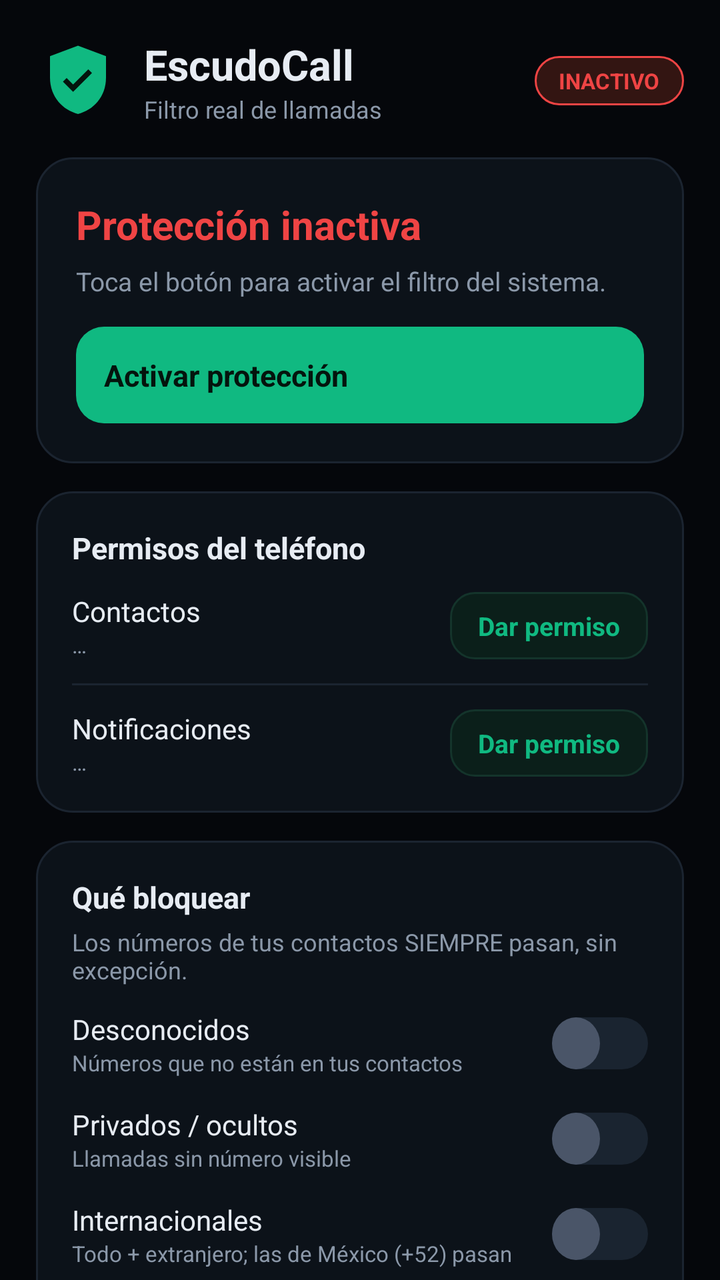
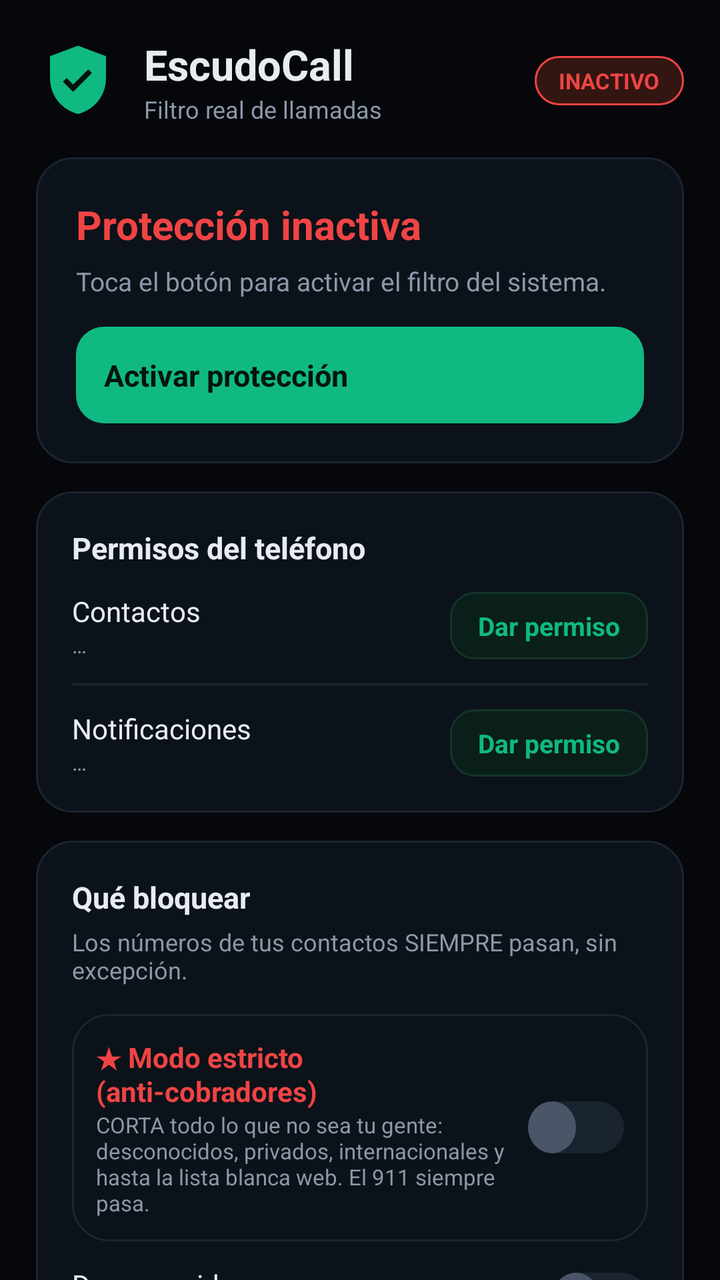

The first picture is an Android layout as it rendered before a commit; the second is the same layout after the commit. The layout source and the unified diff follow.
<!-- AndroidManifest.xml: application theme AppTheme -->
<!-- res/layout/activity_main.xml -->
<?xml version="1.0" encoding="utf-8"?>
<ScrollView xmlns:android="http://schemas.android.com/apk/res/android"
    android:layout_width="match_parent"
    android:layout_height="match_parent"
    android:background="@color/bg"
    android:fillViewport="true"
    android:scrollbars="none">

    <LinearLayout
        android:layout_width="match_parent"
        android:layout_height="wrap_content"
        android:orientation="vertical"
        android:padding="18dp">

        
        <LinearLayout
            android:layout_width="match_parent"
            android:layout_height="wrap_content"
            android:gravity="center_vertical"
            android:orientation="horizontal">

            <ImageView
                android:layout_width="42dp"
                android:layout_height="42dp"
                android:contentDescription="@string/app_name"
                android:src="@drawable/ic_shield" />

            <LinearLayout
                android:layout_width="0dp"
                android:layout_height="wrap_content"
                android:layout_marginStart="12dp"
                android:layout_weight="1"
                android:orientation="vertical">

                <TextView
                    android:layout_width="wrap_content"
                    android:layout_height="wrap_content"
                    android:text="EscudoCall"
                    android:textColor="@color/text"
                    android:textSize="21sp"
                    android:textStyle="bold" />

                <TextView
                    android:layout_width="wrap_content"
                    android:layout_height="wrap_content"
                    android:text="Filtro real de llamadas"
                    android:textColor="@color/muted"
                    android:textSize="12sp" />
            </LinearLayout>

            <TextView
                android:id="@+id/statusChip"
                android:layout_width="wrap_content"
                android:layout_height="wrap_content"
                android:background="@drawable/bg_chip_off"
                android:paddingStart="12dp"
                android:paddingTop="5dp"
                android:paddingEnd="12dp"
                android:paddingBottom="5dp"
                android:text="INACTIVO"
                android:textColor="@color/red"
                android:textSize="11sp"
                android:textStyle="bold" />
        </LinearLayout>

        
        <LinearLayout
            android:layout_width="match_parent"
            android:layout_height="wrap_content"
            android:layout_marginTop="16dp"
            android:background="@drawable/bg_card"
            android:orientation="vertical"
            android:padding="20dp">

            <TextView
                android:id="@+id/statusTitle"
                android:layout_width="wrap_content"
                android:layout_height="wrap_content"
                android:text="Protección inactiva"
                android:textColor="@color/red"
                android:textSize="20sp"
                android:textStyle="bold" />

            <TextView
                android:id="@+id/statusSub"
                android:layout_width="match_parent"
                android:layout_height="wrap_content"
                android:layout_marginTop="6dp"
                android:lineSpacingExtra="3dp"
                android:text="Toca el botón para activar el filtro del sistema."
                android:textColor="@color/muted"
                android:textSize="13sp" />

            <Button
                android:id="@+id/btnActivate"
                android:layout_width="match_parent"
                android:layout_height="wrap_content"
                android:layout_marginTop="14dp"
                android:background="@drawable/bg_btn"
                android:padding="14dp"
                android:stateListAnimator="@null"
                android:text="Activar protección"
                android:textAllCaps="false"
                android:textColor="@color/btnText"
                android:textSize="15sp"
                android:textStyle="bold" />
        </LinearLayout>

        
        <LinearLayout
            android:layout_width="match_parent"
            android:layout_height="wrap_content"
            android:layout_marginTop="14dp"
            android:background="@drawable/bg_card"
            android:orientation="vertical"
            android:padding="18dp">

            <TextView
                android:layout_width="wrap_content"
                android:layout_height="wrap_content"
                android:text="Permisos del teléfono"
                android:textColor="@color/text"
                android:textSize="15sp"
                android:textStyle="bold" />

            <LinearLayout
                android:layout_width="match_parent"
                android:layout_height="wrap_content"
                android:layout_marginTop="12dp"
                android:gravity="center_vertical"
                android:orientation="horizontal">

                <LinearLayout
                    android:layout_width="0dp"
                    android:layout_height="wrap_content"
                    android:layout_weight="1"
                    android:orientation="vertical">

                    <TextView
                        android:layout_width="wrap_content"
                        android:layout_height="wrap_content"
                        android:text="Contactos"
                        android:textColor="@color/text"
                        android:textSize="14sp" />

                    <TextView
                        android:id="@+id/permContactsText"
                        android:layout_width="wrap_content"
                        android:layout_height="wrap_content"
                        android:text="…"
                        android:textColor="@color/muted"
                        android:textSize="11sp" />
                </LinearLayout>

                <TextView
                    android:id="@+id/permContactsBtn"
                    android:layout_width="wrap_content"
                    android:layout_height="wrap_content"
                    android:background="@drawable/bg_badge_allow"
                    android:paddingStart="14dp"
                    android:paddingTop="8dp"
                    android:paddingEnd="14dp"
                    android:paddingBottom="8dp"
                    android:text="Dar permiso"
                    android:textColor="@color/green"
                    android:textSize="13sp"
                    android:textStyle="bold" />
            </LinearLayout>

            <View
                android:layout_width="match_parent"
                android:layout_height="1dp"
                android:layout_marginTop="12dp"
                android:background="@color/stroke" />

            <LinearLayout
                android:layout_width="match_parent"
                android:layout_height="wrap_content"
                android:layout_marginTop="12dp"
                android:gravity="center_vertical"
                android:orientation="horizontal">

                <LinearLayout
                    android:layout_width="0dp"
                    android:layout_height="wrap_content"
                    android:layout_weight="1"
                    android:orientation="vertical">

                    <TextView
                        android:layout_width="wrap_content"
                        android:layout_height="wrap_content"
                        android:text="Notificaciones"
                        android:textColor="@color/text"
                        android:textSize="14sp" />

                    <TextView
                        android:id="@+id/permNotifText"
                        android:layout_width="wrap_content"
                        android:layout_height="wrap_content"
                        android:text="…"
                        android:textColor="@color/muted"
                        android:textSize="11sp" />
                </LinearLayout>

                <TextView
                    android:id="@+id/permNotifBtn"
                    android:layout_width="wrap_content"
                    android:layout_height="wrap_content"
                    android:background="@drawable/bg_badge_allow"
                    android:paddingStart="14dp"
                    android:paddingTop="8dp"
                    android:paddingEnd="14dp"
                    android:paddingBottom="8dp"
                    android:text="Dar permiso"
                    android:textColor="@color/green"
                    android:textSize="13sp"
                    android:textStyle="bold" />
            </LinearLayout>
        </LinearLayout>

        
        <LinearLayout
            android:layout_width="match_parent"
            android:layout_height="wrap_content"
            android:layout_marginTop="14dp"
            android:background="@drawable/bg_card"
            android:orientation="vertical"
            android:padding="18dp">

            <TextView
                android:layout_width="wrap_content"
                android:layout_height="wrap_content"
                android:text="Qué bloquear"
                android:textColor="@color/text"
                android:textSize="15sp"
                android:textStyle="bold" />

            <TextView
                android:layout_width="match_parent"
                android:layout_height="wrap_content"
                android:layout_marginTop="4dp"
                android:text="Los números de tus contactos SIEMPRE pasan, sin excepción."
                android:textColor="@color/muted"
                android:textSize="12sp" />

            <LinearLayout
                android:layout_width="match_parent"
                android:layout_height="wrap_content"
                android:layout_marginTop="12dp"
                android:gravity="center_vertical"
                android:orientation="horizontal">

                <LinearLayout
                    android:layout_width="0dp"
                    android:layout_height="wrap_content"
                    android:layout_weight="1"
                    android:orientation="vertical">

                    <TextView
                        android:layout_width="wrap_content"
                        android:layout_height="wrap_content"
                        android:text="Desconocidos"
                        android:textColor="@color/text"
                        android:textSize="14sp" />

                    <TextView
                        android:layout_width="wrap_content"
                        android:layout_height="wrap_content"
                        android:text="Números que no están en tus contactos"
                        android:textColor="@color/muted"
                        android:textSize="11sp" />
                </LinearLayout>

                <Switch
                    android:id="@+id/swUnknown"
                    android:layout_width="wrap_content"
                    android:layout_height="wrap_content"
                    android:thumb="@drawable/switch_thumb"
                    android:track="@drawable/switch_track" />
            </LinearLayout>

            <LinearLayout
                android:layout_width="match_parent"
                android:layout_height="wrap_content"
                android:layout_marginTop="14dp"
                android:gravity="center_vertical"
                android:orientation="horizontal">

                <LinearLayout
                    android:layout_width="0dp"
                    android:layout_height="wrap_content"
                    android:layout_weight="1"
                    android:orientation="vertical">

                    <TextView
                        android:layout_width="wrap_content"
                        android:layout_height="wrap_content"
                        android:text="Privados / ocultos"
                        android:textColor="@color/text"
                        android:textSize="14sp" />

                    <TextView
                        android:layout_width="wrap_content"
                        android:layout_height="wrap_content"
                        android:text="Llamadas sin número visible"
                        android:textColor="@color/muted"
                        android:textSize="11sp" />
                </LinearLayout>

                <Switch
                    android:id="@+id/swPrivate"
                    android:layout_width="wrap_content"
                    android:layout_height="wrap_content"
                    android:thumb="@drawable/switch_thumb"
                    android:track="@drawable/switch_track" />
            </LinearLayout>

            <LinearLayout
                android:layout_width="match_parent"
                android:layout_height="wrap_content"
                android:layout_marginTop="14dp"
                android:gravity="center_vertical"
                android:orientation="horizontal">

                <LinearLayout
                    android:layout_width="0dp"
                    android:layout_height="wrap_content"
                    android:layout_weight="1"
                    android:orientation="vertical">

                    <TextView
                        android:layout_width="wrap_content"
                        android:layout_height="wrap_content"
                        android:text="Internacionales"
                        android:textColor="@color/text"
                        android:textSize="14sp" />

                    <TextView
                        android:layout_width="wrap_content"
                        android:layout_height="wrap_content"
                        android:text="Todo + extranjero; las de México (+52) pasan"
                        android:textColor="@color/muted"
                        android:textSize="11sp" />
                </LinearLayout>

                <Switch
                    android:id="@+id/swIntl"
                    android:layout_width="wrap_content"
                    android:layout_height="wrap_content"
                    android:thumb="@drawable/switch_thumb"
                    android:track="@drawable/switch_track" />
            </LinearLayout>

            <LinearLayout
                android:layout_width="match_parent"
                android:layout_height="wrap_content"
                android:layout_marginTop="14dp"
                android:gravity="center_vertical"
                android:orientation="horizontal">

                <LinearLayout
                    android:layout_width="0dp"
                    android:layout_height="wrap_content"
                    android:layout_weight="1"
                    android:orientation="vertical">

                    <TextView
                        android:layout_width="wrap_content"
                        android:layout_height="wrap_content"
                        android:text="Avisar cuando se corte"
                        android:textColor="@color/text"
                        android:textSize="14sp" />

                    <TextView
                        android:layout_width="wrap_content"
                        android:layout_height="wrap_content"
                        android:text="Notificación con el número y el motivo"
                        android:textColor="@color/muted"
                        android:textSize="11sp" />
                </LinearLayout>

                <Switch
                    android:id="@+id/swNotify"
                    android:layout_width="wrap_content"
                    android:layout_height="wrap_content"
                    android:thumb="@drawable/switch_thumb"
                    android:track="@drawable/switch_track" />
            </LinearLayout>
        </LinearLayout>

        
        <LinearLayout
            android:layout_width="match_parent"
            android:layout_height="wrap_content"
            android:layout_marginTop="14dp"
            android:background="@drawable/bg_card"
            android:orientation="vertical"
            android:padding="18dp">

            <TextView
                android:layout_width="wrap_content"
                android:layout_height="wrap_content"
                android:text="Verificar número"
                android:textColor="@color/text"
                android:textSize="15sp"
                android:textStyle="bold" />

            <TextView
                android:layout_width="match_parent"
                android:layout_height="wrap_content"
                android:layout_marginTop="4dp"
                android:text="Comprueba qué pasaría con una llamada de este número."
                android:textColor="@color/muted"
                android:textSize="12sp" />

            <EditText
                android:id="@+id/inputVerify"
                android:layout_width="match_parent"
                android:layout_height="wrap_content"
                android:layout_marginTop="10dp"
                android:background="@drawable/bg_input"
                android:hint="Ej. +52 55 1234 5678"
                android:inputType="phone"
                android:padding="12dp"
                android:textColor="@color/text"
                android:textColorHint="@color/muted"
                android:textSize="14sp" />

            <Button
                android:id="@+id/btnVerify"
                android:layout_width="match_parent"
                android:layout_height="wrap_content"
                android:layout_marginTop="10dp"
                android:background="@drawable/bg_btn"
                android:padding="12dp"
                android:stateListAnimator="@null"
                android:text="Verificar"
                android:textAllCaps="false"
                android:textColor="@color/btnText"
                android:textStyle="bold" />

            <TextView
                android:id="@+id/verifyResult"
                android:layout_width="match_parent"
                android:layout_height="wrap_content"
                android:layout_marginTop="8dp"
                android:textSize="13sp" />
        </LinearLayout>

        
        <LinearLayout
            android:layout_width="match_parent"
            android:layout_height="wrap_content"
            android:layout_marginTop="14dp"
            android:background="@drawable/bg_card"
            android:orientation="vertical"
            android:padding="18dp">

            <TextView
                android:layout_width="wrap_content"
                android:layout_height="wrap_content"
                android:text="Lista negra"
                android:textColor="@color/text"
                android:textSize="15sp"
                android:textStyle="bold" />

            <TextView
                android:layout_width="match_parent"
                android:layout_height="wrap_content"
                android:layout_marginTop="4dp"
                android:text="Estos números se cortan siempre, aunque estén en contactos."
                android:textColor="@color/muted"
                android:textSize="12sp" />

            <LinearLayout
                android:layout_width="match_parent"
                android:layout_height="wrap_content"
                android:layout_marginTop="10dp"
                android:gravity="center_vertical"
                android:orientation="horizontal">

                <EditText
                    android:id="@+id/inputBlack"
                    android:layout_width="0dp"
                    android:layout_height="wrap_content"
                    android:layout_weight="1"
                    android:background="@drawable/bg_input"
                    android:hint="+52 …"
                    android:inputType="phone"
                    android:padding="12dp"
                    android:textColor="@color/text"
                    android:textColorHint="@color/muted"
                    android:textSize="14sp" />

                <Button
                    android:id="@+id/btnAddBlack"
                    android:layout_width="wrap_content"
                    android:layout_height="wrap_content"
                    android:layout_marginStart="8dp"
                    android:background="@drawable/bg_btn"
                    android:paddingStart="16dp"
                    android:paddingTop="12dp"
                    android:paddingEnd="16dp"
                    android:paddingBottom="12dp"
                    android:stateListAnimator="@null"
                    android:text="Agregar"
                    android:textAllCaps="false"
                    android:textColor="@color/btnText"
                    android:textStyle="bold" />
            </LinearLayout>

            <LinearLayout
                android:id="@+id/listBlacklist"
                android:layout_width="match_parent"
                android:layout_height="wrap_content"
                android:layout_marginTop="8dp"
                android:orientation="vertical" />

            <TextView
                android:id="@+id/blackEmpty"
                android:layout_width="wrap_content"
                android:layout_height="wrap_content"
                android:layout_marginTop="6dp"
                android:text="Vacía por ahora."
                android:textColor="@color/muted"
                android:textSize="12sp" />
        </LinearLayout>

        
        <LinearLayout
            android:layout_width="match_parent"
            android:layout_height="wrap_content"
            android:layout_marginTop="14dp"
            android:background="@drawable/bg_card"
            android:orientation="vertical"
            android:padding="18dp">

            <LinearLayout
                android:layout_width="match_parent"
                android:layout_height="wrap_content"
                android:gravity="center_vertical"
                android:orientation="horizontal">

                <LinearLayout
                    android:layout_width="0dp"
                    android:layout_height="wrap_content"
                    android:layout_weight="1"
                    android:orientation="vertical">

                    <TextView
                        android:layout_width="wrap_content"
                        android:layout_height="wrap_content"
                        android:text="Historial"
                        android:textColor="@color/text"
                        android:textSize="15sp"
                        android:textStyle="bold" />

                    <TextView
                        android:layout_width="wrap_content"
                        android:layout_height="wrap_content"
                        android:text="Llamadas filtradas en este teléfono"
                        android:textColor="@color/muted"
                        android:textSize="11sp" />
                </LinearLayout>

                <TextView
                    android:id="@+id/btnClearHist"
                    android:layout_width="wrap_content"
                    android:layout_height="wrap_content"
                    android:padding="8dp"
                    android:text="Limpiar"
                    android:textColor="@color/red"
                    android:textSize="13sp"
                    android:textStyle="bold" />
            </LinearLayout>

            <LinearLayout
                android:id="@+id/listHistory"
                android:layout_width="match_parent"
                android:layout_height="wrap_content"
                android:layout_marginTop="8dp"
                android:orientation="vertical" />

            <TextView
                android:id="@+id/histEmpty"
                android:layout_width="wrap_content"
                android:layout_height="wrap_content"
                android:layout_marginTop="6dp"
                android:text="Aún no hay llamadas. Cuando alguien llame, aparecerá aquí."
                android:textColor="@color/muted"
                android:textSize="12sp" />
        </LinearLayout>

        
        <LinearLayout
            android:layout_width="match_parent"
            android:layout_height="wrap_content"
            android:layout_marginTop="14dp"
            android:background="@drawable/bg_card"
            android:orientation="vertical"
            android:padding="18dp">

            <TextView
                android:layout_width="wrap_content"
                android:layout_height="wrap_content"
                android:text="Sincronización EscudoCall"
                android:textColor="@color/text"
                android:textSize="15sp"
                android:textStyle="bold" />

            <TextView
                android:layout_width="match_parent"
                android:layout_height="wrap_content"
                android:layout_marginTop="4dp"
                android:text="Tus listas e historial viajan a tu panel web escudocall.vercel.app y viceversa."
                android:textColor="@color/muted"
                android:textSize="12sp" />

            <Button
                android:id="@+id/btnSync"
                android:layout_width="match_parent"
                android:layout_height="wrap_content"
                android:layout_marginTop="12dp"
                android:background="@drawable/bg_btn"
                android:padding="12dp"
                android:stateListAnimator="@null"
                android:text="Sincronizar ahora"
                android:textAllCaps="false"
                android:textColor="@color/btnText"
                android:textStyle="bold" />

            <TextView
                android:id="@+id/syncText"
                android:layout_width="wrap_content"
                android:layout_height="wrap_content"
                android:layout_marginTop="8dp"
                android:text="Sin sincronizar todavía."
                android:textColor="@color/muted"
                android:textSize="12sp" />
        </LinearLayout>

        <TextView
            android:layout_width="match_parent"
            android:layout_height="wrap_content"
            android:layout_marginTop="18dp"
            android:layout_marginBottom="8dp"
            android:gravity="center"
            android:text="Bloqueo real de Android · Tus contactos nunca se bloquean"
            android:textColor="@color/muted"
            android:textSize="11sp" />
    </LinearLayout>
</ScrollView>
<!-- resources referenced by this layout -->
<resources>
  <color name="bg">#05070B</color>
  <color name="btnText">#04140D</color>
  <color name="green">#10B981</color>
  <color name="muted">#8B98A9</color>
  <color name="red">#EF4444</color>
  <color name="stroke">#1B2430</color>
  <color name="text">#E7ECF3</color>
  <!-- drawable bg_badge_allow (drawable) -->
  <?xml version="1.0" encoding="utf-8"?>
  <shape xmlns:android="http://schemas.android.com/apk/res/android" android:shape="rectangle">
      <solid android:color="#0B1F1A" />
      <corners android:radius="12dp" />
      <stroke android:width="1dp" android:color="#14342B" />
  </shape>
  <!-- drawable bg_btn (drawable) -->
  <?xml version="1.0" encoding="utf-8"?>
  <shape xmlns:android="http://schemas.android.com/apk/res/android" android:shape="rectangle">
      <solid android:color="@color/green" />
      <corners android:radius="14dp" />
  </shape>
  <!-- drawable bg_card (drawable) -->
  <?xml version="1.0" encoding="utf-8"?>
  <shape xmlns:android="http://schemas.android.com/apk/res/android" android:shape="rectangle">
      <solid android:color="@color/card" />
      <corners android:radius="18dp" />
      <stroke android:width="1dp" android:color="@color/stroke" />
  </shape>
  <!-- drawable bg_chip_off (drawable) -->
  <?xml version="1.0" encoding="utf-8"?>
  <shape xmlns:android="http://schemas.android.com/apk/res/android" android:shape="rectangle">
      <solid android:color="@color/redDark" />
      <corners android:radius="99dp" />
      <stroke android:width="1dp" android:color="@color/red" />
  </shape>
  <!-- drawable bg_input (drawable) -->
  <?xml version="1.0" encoding="utf-8"?>
  <shape xmlns:android="http://schemas.android.com/apk/res/android" android:shape="rectangle">
      <solid android:color="@color/inputBg" />
      <corners android:radius="12dp" />
      <stroke android:width="1dp" android:color="@color/stroke" />
  </shape>
  <!-- drawable ic_shield (drawable) -->
  <?xml version="1.0" encoding="utf-8"?>
  <vector xmlns:android="http://schemas.android.com/apk/res/android"
      android:width="24dp"
      android:height="24dp"
      android:viewportWidth="24"
      android:viewportHeight="24">
      <path
          android:fillColor="#10B981"
          android:pathData="M12,2L4,5v6.09C4,16.7 7.69,20.41 12,21.5c4.31,-1.09 8,-4.8 8,-10.41V5L12,2z" />
      <path
          android:fillColor="#04140D"
          android:pathData="M10.6,15.2l-2.9,-2.9 1.06,-1.06 1.84,1.84 4.34,-4.34 1.06,1.06z" />
  </vector>
  <!-- drawable switch_thumb (drawable) -->
  <?xml version="1.0" encoding="utf-8"?>
  <selector xmlns:android="http://schemas.android.com/apk/res/android">
      <item android:state_checked="true">
          <shape android:shape="oval">
              <solid android:color="@color/green" />
              <size android:width="24dp" android:height="24dp" />
          </shape>
      </item>
      <item>
          <shape android:shape="oval">
              <solid android:color="#4A5568" />
              <size android:width="24dp" android:height="24dp" />
          </shape>
      </item>
  </selector>
  <string name="app_name">EscudoCall</string>
  <style name="AppTheme" parent="android:Theme.Material.NoActionBar">
          <item name="android:windowBackground">@color/bg</item>
          <item name="android:statusBarColor">@color/bg</item>
          <item name="android:navigationBarColor">@color/bg</item>
          <item name="android:colorAccent">@color/green</item>
      </style>
  <color name="card">#0C1219</color>
  <color name="redDark">#331512</color>
  <color name="inputBg">#111927</color>
  <color name="greenDark">#0A2E23</color>
</resources>

<!-- the commit's change to res/layout/activity_main.xml (unified diff, before → after) -->
@@ -242,6 +242,45 @@
                 android:text="Los números de tus contactos SIEMPRE pasan, sin excepción."
                 android:textColor="@color/muted"
                 android:textSize="12sp" />
+
+            <LinearLayout
+                android:layout_width="match_parent"
+                android:layout_height="wrap_content"
+                android:layout_marginTop="14dp"
+                android:background="@drawable/bg_card"
+                android:gravity="center_vertical"
+                android:orientation="horizontal"
+                android:padding="12dp">
+
+                <LinearLayout
+                    android:layout_width="0dp"
+                    android:layout_height="wrap_content"
+                    android:layout_weight="1"
+                    android:orientation="vertical">
+
+                    <TextView
+                        android:layout_width="wrap_content"
+                        android:layout_height="wrap_content"
+                        android:text="★ Modo estricto (anti-cobradores)"
+                        android:textColor="@color/red"
+                        android:textSize="14sp"
+                        android:textStyle="bold" />
+
+                    <TextView
+                        android:layout_width="wrap_content"
+                        android:layout_height="wrap_content"
+                        android:text="CORTA todo lo que no sea tu gente: desconocidos, privados, internacionales y hasta la lista blanca web. El 911 siempre pasa."
+                        android:textColor="@color/muted"
+                        android:textSize="11sp" />
+                </LinearLayout>
+
+                <Switch
+                    android:id="@+id/swStrict"
+                    android:layout_width="wrap_content"
+                    android:layout_height="wrap_content"
+                    android:thumb="@drawable/switch_thumb"
+                    android:track="@drawable/switch_track" />
+            </LinearLayout>
 
             <LinearLayout
                 android:layout_width="match_parent"
